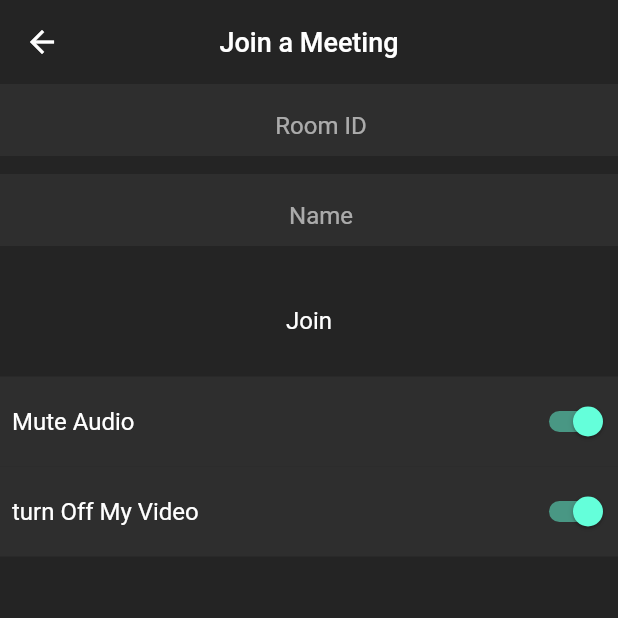
After one commit to gautamm05/Instant-Meetings, a Flutter app: the screen it shows once a user with an empty profile is signed in, after a tap on "Join Meeting", on a phone screen of 412 x 824 dp, the top half of it. The commit adds this screen. Run offline on Flutter 3.47's test engine with Material 2 defaults, Android fonts, the phone set to English and light mode, and no system bars; our stand-ins replace cloud_firestore, firebase_auth, firebase_core, google_sign_in; missing offline and left inert: jitsi_meet; accounts and stored records are empty; network calls fail.

Commit message:
Day 2 completed

```diff
--- a/lib/main.dart
+++ b/lib/main.dart
@@ -1,6 +1,8 @@
 import 'package:flutter/material.dart';
+import 'package:zoom_clone/resources/auth_methods.dart';
 import 'package:zoom_clone/screens/home.dart';
 import 'package:zoom_clone/screens/login.dart';
+import 'package:zoom_clone/screens/video_call_screen.dart';
 import 'package:zoom_clone/utils/colors.dart';
 import 'package:firebase_core/firebase_core.dart';
 
@@ -24,7 +26,21 @@ class MyApp extends StatelessWidget {
       routes: {
         '/login': (context) => const LoginScreen(),
         '/home': (context) => const HomeScreen(),
+        '/video-call': (context) => const VideoCallScreen(),
       },
-        home: const LoginScreen());
+      home: StreamBuilder(
+          stream: AuthMethods().authChanges,
+          builder: (context, snapshot) {
+            if (snapshot.connectionState == ConnectionState.waiting) {
+              return const Center(
+                child: CircularProgressIndicator(),
+              );
+            }
+            if (snapshot.hasData) {
+              return const HomeScreen();
+            }
+            return const LoginScreen();
+          }),
+    );
   }
 }
--- /dev/null
+++ b/lib/resources/jitsi_meet_methods.dart
@@ -0,0 +1,38 @@
+import 'package:jitsi_meet/feature_flag/feature_flag.dart';
+import 'package:jitsi_meet/jitsi_meet.dart';
+import 'package:zoom_clone/resources/auth_methods.dart';
+import 'package:zoom_clone/resources/firestore_methods.dart';
+
+class JitsiMeetMethods {
+  final AuthMethods _authMethods = AuthMethods();
+  final FirestoreMethods _firestoreMethods = FirestoreMethods();
+  void createMeeting({
+    required String roomName,
+    required bool isAudioMuted,
+    required bool isVideoMuted,
+    String username = '',
+  }) async {
+    try {
+      FeatureFlag featureFlag = FeatureFlag();
+      featureFlag.welcomePageEnabled = false;
+      featureFlag.resolution = FeatureFlagVideoResolution
+          .MD_RESOLUTION; // Limit video resolution to 360p
+      String name;
+      if (username.isEmpty) {
+        name = _authMethods.user.displayName!;
+      } else {
+        name = username;
+      }
+      var options = JitsiMeetingOptions(room: roomName)
+        ..userDisplayName = name
+        ..userEmail = _authMethods.user.email
+        ..userAvatarURL = _authMethods.user.photoURL // or .png
+        ..audioMuted = isAudioMuted
+        ..videoMuted = isVideoMuted;
+      _firestoreMethods.addToMettingHistory(roomName);
+      await JitsiMeet.joinMeeting(options);
+    } catch (error) {
+      print("error: $error");
+    }
+  }
+}
--- a/lib/screens/home.dart
+++ b/lib/screens/home.dart
@@ -1,16 +1,71 @@
 import 'package:flutter/material.dart';
+import 'package:zoom_clone/resources/auth_methods.dart';
+import 'package:zoom_clone/screens/history_meeting_screen.dart';
+import 'package:zoom_clone/screens/meeting_screen.dart';
+import 'package:zoom_clone/utils/colors.dart';
+import 'package:zoom_clone/widgets/custom_button.dart';
+
 class HomeScreen extends StatefulWidget {
-  const HomeScreen({ Key? key }) : super(key: key);
+  const HomeScreen({Key? key}) : super(key: key);
 
   @override
   State<HomeScreen> createState() => _HomeScreenState();
 }
 
 class _HomeScreenState extends State<HomeScreen> {
+  int _page = 0;
+  onPageChanged(int page) {
+    setState(() {
+      _page = page;
+    });
+  }
+
+  List<Widget> pages = [
+    MeetingScreen(),
+    const HistoryMeetingScreen(),
+    const Text('Contacts'),
+    CustomButton(onPressed: () => AuthMethods().signOut(), text: 'Log Out')
+  ];
   @override
   Widget build(BuildContext context) {
-    return Container(
-
-    );
+    return Scaffold(
+        appBar: AppBar(
+          backgroundColor: backgroundColor,
+          elevation: 0,
+          title: const Text('Meet & Chat'),
+          centerTitle: true,
+        ),
+        body: pages[_page],
+        bottomNavigationBar: BottomNavigationBar(
+          backgroundColor: footerColor,
+          selectedItemColor: Colors.white,
+          unselectedItemColor: Colors.grey,
+          onTap: onPageChanged,
+          currentIndex: _page,
+          type: BottomNavigationBarType.fixed,
+          unselectedFontSize: 14,
+          items: const [
+            BottomNavigationBarItem(
+              icon: Icon(
+                Icons.comment_bank,
+              ),
+              label: 'Meet & Chat',
+            ),
+            BottomNavigationBarItem(
+              icon: Icon(
+                Icons.lock_clock,
+              ),
+              label: 'Meetings',
+            ),
+            BottomNavigationBarItem(
+              icon: Icon(Icons.person_outline),
+              label: 'Contacts',
+            ),
+            BottomNavigationBarItem(
+              icon: Icon(Icons.settings_outlined),
+              label: 'Settings',
+            ),
+          ],
+        ));
   }
 }
--- /dev/null
+++ b/lib/screens/meeting_screen.dart
@@ -0,0 +1,65 @@
+import 'dart:math';
+
+import 'package:flutter/material.dart';
+import 'package:zoom_clone/resources/jitsi_meet_methods.dart';
+import 'package:zoom_clone/widgets/home_meeting_button.dart';
+
+class MeetingScreen extends StatelessWidget {
+  MeetingScreen({Key? key}) : super(key: key);
+
+  final JitsiMeetMethods _jitsiMeetMethods = JitsiMeetMethods();
+  createNewMeeting() async {
+    var random = Random();
+    String roomName = (random.nextInt(100000000) + 10000000).toString();
+    _jitsiMeetMethods.createMeeting(
+        roomName: roomName, isAudioMuted: true, isVideoMuted: true);
+  }
+
+  joinMeeting(BuildContext context) {
+    Navigator.pushNamed(context, '/video-call');
+  }
+
+  @override
+  Widget build(BuildContext context) {
+    return Column(
+      children: [
+        Row(
+          mainAxisAlignment: MainAxisAlignment.spaceEvenly,
+          children: [
+            HomeMeetingButton(
+              onPressed: createNewMeeting,
+              text: 'New Meeting',
+              icon: Icons.videocam,
+            ),
+            HomeMeetingButton(
+              onPressed: () => joinMeeting(context),
+              text: 'Join Meeting',
+              icon: Icons.add_box_rounded,
+            ),
+            HomeMeetingButton(
+              onPressed: () {},
+              text: 'Schedule',
+              icon: Icons.calendar_today,
+            ),
+            HomeMeetingButton(
+              onPressed: () {},
+              text: 'Share Screen',
+              icon: Icons.arrow_upward_rounded,
+            ),
+          ],
+        ),
+        const Expanded(
+          child: Center(
+            child: Text(
+              'Create/Join Meetings with just a click!',
+              style: TextStyle(
+                fontWeight: FontWeight.bold,
+                fontSize: 18,
+              ),
+            ),
+          ),
+        ),
+      ],
+    );
+  }
+}
--- /dev/null
+++ b/lib/screens/video_call_screen.dart
@@ -0,0 +1,137 @@
+import 'package:flutter/material.dart';
+import 'package:jitsi_meet/jitsi_meet.dart';
+import 'package:zoom_clone/resources/auth_methods.dart';
+import 'package:zoom_clone/resources/jitsi_meet_methods.dart';
+import 'package:zoom_clone/utils/colors.dart';
+import 'package:zoom_clone/widgets/meeting_option.dart';
+
+class VideoCallScreen extends StatefulWidget {
+  const VideoCallScreen({Key? key}) : super(key: key);
+
+  @override
+  State<VideoCallScreen> createState() => _VideoCallScreenState();
+}
+
+class _VideoCallScreenState extends State<VideoCallScreen> {
+  final AuthMethods _authMethods = AuthMethods();
+  late TextEditingController meetingIdController;
+  late TextEditingController nameController;
+  final JitsiMeetMethods _jitsiMeetMethods = JitsiMeetMethods();
+
+  bool isAudioMuted = true;
+  bool isVideoMuted = true;
+
+  @override
+  void initState() {
+    meetingIdController = TextEditingController();
+    nameController = TextEditingController(text: _authMethods.user.displayName);
+    super.initState();
+  }
+
+  @override
+  void dispose() {
+    super.dispose();
+    meetingIdController.dispose();
+    nameController.dispose();
+    JitsiMeet.removeAllListeners();
+  }
+
+  _joinMeeting() {
+    _jitsiMeetMethods.createMeeting(
+        roomName: meetingIdController.text,
+        isAudioMuted: isAudioMuted,
+        isVideoMuted: isVideoMuted,
+        username: nameController.text);
+  }
+
+  @override
+  Widget build(BuildContext context) {
+    return Scaffold(
+      appBar: AppBar(
+        elevation: 0,
+        backgroundColor: backgroundColor,
+        title: const Text(
+          'Join a Meeting',
+          style: TextStyle(
+            fontSize: 18,
+          ),
+        ),
+        centerTitle: true,
+      ),
+      body: Column(
+        children: [
+          SizedBox(
+            height: 60,
+            child: TextField(
+              controller: meetingIdController,
+              maxLines: 1,
+              textAlign: TextAlign.center,
+              keyboardType: TextInputType.number,
+              decoration: const InputDecoration(
+                fillColor: secondaryBackgroundColor,
+                filled: true,
+                border: InputBorder.none,
+                hintText: 'Room ID',
+                contentPadding: EdgeInsets.fromLTRB(16, 8, 0, 0),
+              ),
+            ),
+          ),
+          SizedBox(
+            height: 60,
+            child: TextField(
+              controller: nameController,
+              maxLines: 1,
+              textAlign: TextAlign.center,
+              keyboardType: TextInputType.number,
+              decoration: const InputDecoration(
+                fillColor: secondaryBackgroundColor,
+                filled: true,
+                border: InputBorder.none,
+                hintText: 'Name',
+                contentPadding: EdgeInsets.fromLTRB(16, 8, 0, 0),
+              ),
+            ),
+          ),
+          const SizedBox(
+            height: 20,
+          ),
+          InkWell(
+            onTap: _joinMeeting,
+            child: const Padding(
+              padding: EdgeInsets.all(8),
+              child: Text(
+                'Join',
+                style: TextStyle(
+                  fontSize: 16,
+                ),
+              ),
+            ),
+          ),
+          const SizedBox(height: 20),
+          MeetingOption(
+            text: 'Mute Audio',
+            isMute: isAudioMuted,
+            onChange: onAudioMuted,
+          ),
+          MeetingOption(
+            text: 'turn Off My Video',
+            isMute: isVideoMuted,
+            onChange: onVideoMuted,
+          ),
+        ],
+      ),
+    );
+  }
+
+  onAudioMuted(bool val) {
+    setState(() {
+      isAudioMuted = val;
+    });
+  }
+
+  onVideoMuted(bool val) {
+    setState(() {
+      isVideoMuted = val;
+    });
+  }
+}
--- /dev/null
+++ b/lib/widgets/home_meeting_button.dart
@@ -0,0 +1,54 @@
+import 'package:flutter/material.dart';
+import 'package:zoom_clone/utils/colors.dart';
+
+class HomeMeetingButton extends StatelessWidget {
+  final VoidCallback onPressed;
+  final IconData icon;
+  final String text;
+  const HomeMeetingButton({
+    Key? key,
+    required this.onPressed,
+    required this.icon,
+    required this.text,
+  }) : super(key: key);
+
+  @override
+  Widget build(BuildContext context) {
+    return GestureDetector(
+      onTap: onPressed,
+      child: Column(
+        children: [
+          Container(
+            decoration: BoxDecoration(
+              color: buttonColor,
+              borderRadius: BorderRadius.circular(16),
+              boxShadow: [
+                BoxShadow(
+                  blurRadius: 10,
+                  color: Colors.black.withOpacity(0.06),
+                  offset: const Offset(0, 4),
+                ),
+              ],
+            ),
+            width: 60,
+            height: 60,
+            child: Icon(
+              icon,
+              color: Colors.white,
+              size: 30,
+            ),
+          ),
+          const SizedBox(
+            height: 10,
+          ),
+          Text(
+            text,
+            style: const TextStyle(
+              color: Colors.grey,
+            ),
+          )
+        ],
+      ),
+    );
+  }
+}
--- /dev/null
+++ b/lib/widgets/meeting_option.dart
@@ -0,0 +1,39 @@
+import 'package:flutter/material.dart';
+import 'package:zoom_clone/utils/colors.dart';
+
+class MeetingOption extends StatelessWidget {
+  final String text;
+  final bool isMute;
+  final Function(bool) onChange;
+  const MeetingOption({
+    Key? key,
+    required this.text,
+    required this.isMute,
+    required this.onChange,
+  }) : super(key: key);
+
+  @override
+  Widget build(BuildContext context) {
+    return Container(
+        height: 60,
+        color: secondaryBackgroundColor,
+        child: Row(
+          mainAxisAlignment: MainAxisAlignment.spaceBetween,
+          children: [
+            Padding(
+              padding: const EdgeInsets.all(8.0),
+              child: Text(
+                text,
+                style: TextStyle(
+                  fontSize: 16,
+                ),
+              ),
+            ),
+            Switch.adaptive(
+              value: isMute,
+              onChanged: onChange,
+            )
+          ],
+        ));
+  }
+}
--- a/pubspec.yaml
+++ b/pubspec.yaml
@@ -37,6 +37,8 @@ dependencies:
   firebase_core: ^1.17.0
   firebase_auth: ^3.3.18
   google_sign_in: ^5.3.1
+  jitsi_meet: ^4.0.0
+  intl: ^0.17.0
 
 dev_dependencies:
   flutter_test:
```
Also changed, not shown: lib/resources/auth_methods.dart (+11 -0 lines), lib/resources/firestore_methods.dart (added, +28 -0 lines), lib/screens/history_meeting_screen.dart (added, +34 -0 lines), pubspec.lock, 5 other files. Lines whose indentation alone changed are shown as unchanged.
